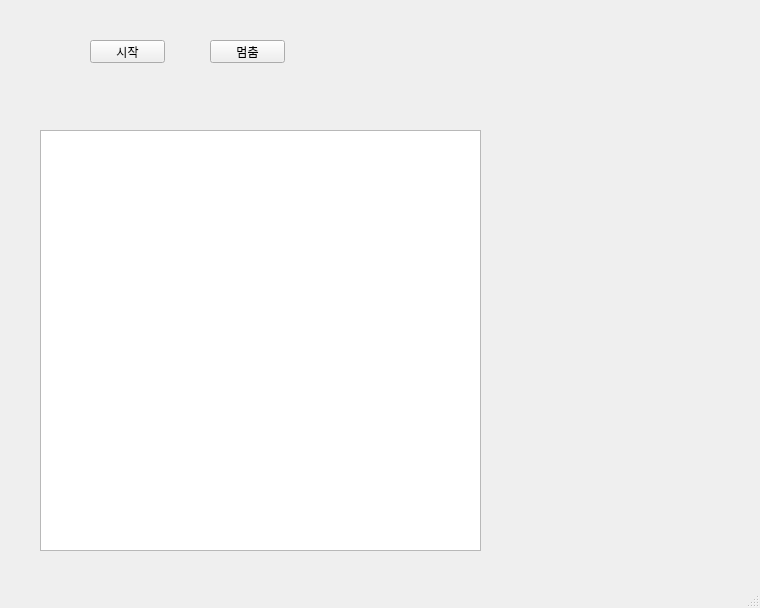
Above: untitled.ui from Halozhan/UmamusumeKR-Resemara before the change. Below: the same form after it.
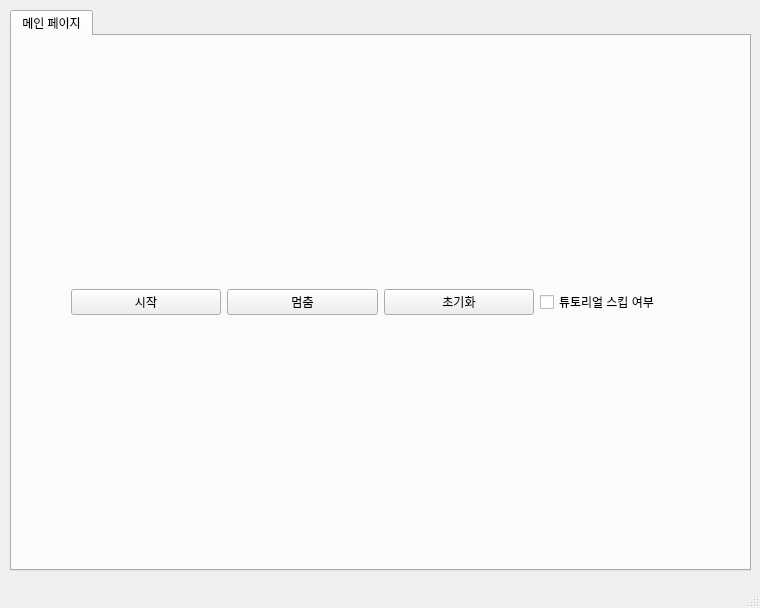
That is the form after the change.

Commit message: GUI 구현 중

What changed in the file:
```diff
--- a/untitled.ui
+++ b/untitled.ui
@@ -14,52 +14,72 @@
    <string>MainWindow</string>
   </property>
   <widget class="QWidget" name="centralwidget">
-   <widget class="QTextBrowser" name="logs">
+   <widget class="QTabWidget" name="verticalTabWidget">
     <property name="geometry">
      <rect>
-      <x>40</x>
-      <y>130</y>
-      <width>441</width>
-      <height>421</height>
-     </rect>
-    </property>
-   </widget>
-   <widget class="QPushButton" name="start">
-    <property name="geometry">
-     <rect>
-      <x>90</x>
-      <y>40</y>
-      <width>75</width>
-      <height>23</height>
-     </rect>
-    </property>
-    <property name="text">
-     <string>시작</string>
-    </property>
-   </widget>
-   <widget class="QPushButton" name="stop">
-    <property name="geometry">
-     <rect>
-      <x>210</x>
-      <y>40</y>
-      <width>75</width>
-      <height>23</height>
-     </rect>
-    </property>
-    <property name="text">
-     <string>멈춤</string>
-    </property>
-   </widget>
-   <widget class="QWidget" name="verticalLayoutWidget">
-    <property name="geometry">
-     <rect>
-      <x>330</x>
+      <x>10</x>
       <y>10</y>
-      <width>371</width>
-      <height>101</height>
+      <width>741</width>
+      <height>561</height>
      </rect>
     </property>
-    <layout class="QVBoxLayout" name="vbox"/>
+    <property name="tabPosition">
+     <enum>QTabWidget::North</enum>
+    </property>
+    <property name="currentIndex">
+     <number>0</number>
+    </property>
+    <widget class="QWidget" name="verticalTabWidgetPage1" native="true">
+     <attribute name="title">
+      <string>메인 페이지</string>
+     </attribute>
+     <layout class="QVBoxLayout" name="verticalLayout1">
+      <item>
+       <layout class="QHBoxLayout" name="hbox">
+        <property name="leftMargin">
+         <number>50</number>
+        </property>
+        <property name="topMargin">
+         <number>20</number>
+        </property>
+        <property name="rightMargin">
+         <number>50</number>
+        </property>
+        <property name="bottomMargin">
+         <number>20</number>
+        </property>
+        <item>
+         <widget class="QPushButton" name="start">
+          <property name="text">
+           <string>시작</string>
+          </property>
+         </widget>
+        </item>
+        <item>
+         <widget class="QPushButton" name="stop">
+          <property name="text">
+           <string>멈춤</string>
+          </property>
+         </widget>
+        </item>
+        <item>
+         <widget class="QPushButton" name="reset">
+          <property name="text">
+           <string>초기화</string>
+          </property>
+         </widget>
+        </item>
+        <item>
+         <widget class="QCheckBox" name="isDoneTutorial">
+          <property name="text">
+           <string>튜토리얼 스킵 여부</string>
+          </property>
+         </widget>
+        </item>
+       </layout>
+      </item>
+     </layout>
+    </widget>
    </widget>
   </widget>
   <widget class="QMenuBar" name="menubar">
```
The commit also changes 4 other files.
